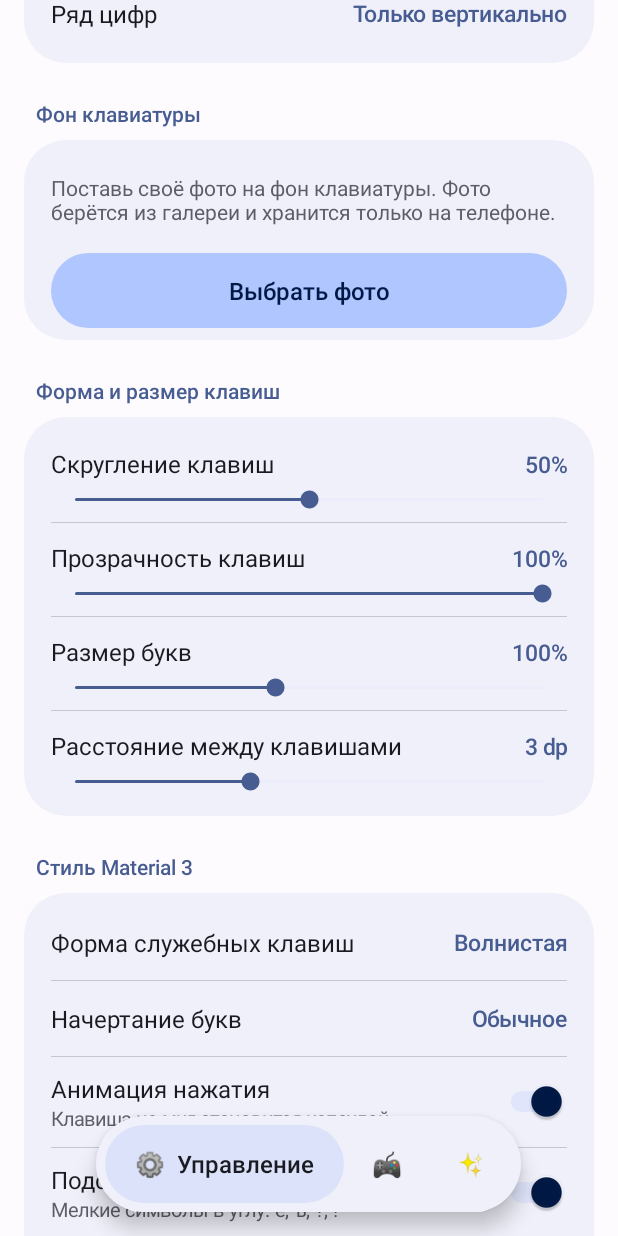
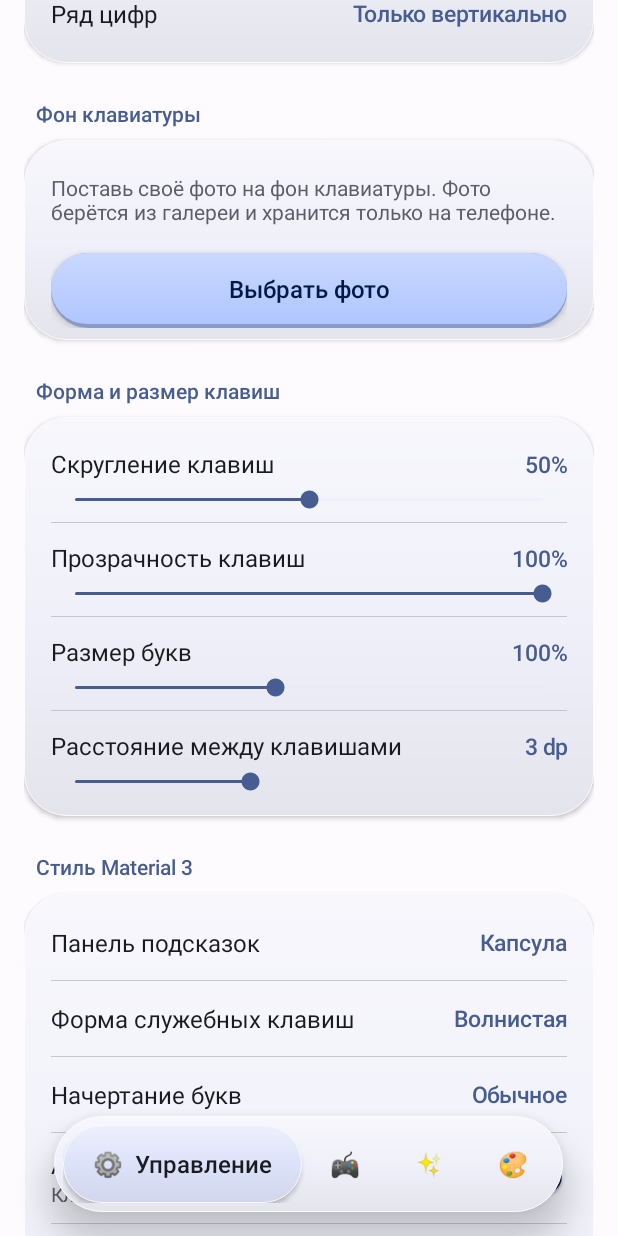
Before and after one commit to lavwer/PixelKeys, an Android app: the screen it shows after launch (SettingsActivity), scrolled down 1730 dp, on a phone screen of 412 x 824 dp. Run offline under Robolectric (Android 15) with nearby library versions, the phone set to English and light mode, and no system bars.

Commit message:
Add files via upload

```diff
--- a/app/build.gradle.kts
+++ b/app/build.gradle.kts
@@ -20,8 +20,8 @@ android {
         applicationId = "com.pixelkeys.keyboard"
         minSdk = 29
         targetSdk = 34
-        versionCode = 18
-        versionName = "3.7"
+        versionCode = 21
+        versionName = "4.0"
     }
 
     compileOptions {
--- a/app/src/main/java/com/pixelkeys/Palette.kt
+++ b/app/src/main/java/com/pixelkeys/Palette.kt
@@ -23,7 +23,7 @@ class Palette(private val ctx: Context, mode: Int = 0, ignorePhoto: Boolean = fa
         fun signature(ctx: Context): String {
             val sp = ctx.getSharedPreferences("ui", Context.MODE_PRIVATE)
             val keys = listOf("theme", "height", "radius", "keyalpha", "textsize", "gap", "vibrate", "sound", "bgblur", "bgdim",
-                "font", "shape", "morph", "hints", "bubble", "bpad", "hpad", "hue", "sat", "fxon", "fx", "dev", "devrow", "dh", "rainbow", "fxdur", "fxpow", "aggr", "ny", "nygar", "nyedge", "nysnow", "nyfx", "nytheme", "fall", "fallamt", "fallspd", "fallwind")
+                "font", "shape", "morph", "hints", "bubble", "bpad", "hpad", "hue", "sat", "fxon", "fx", "dev", "devrow", "dh", "rainbow", "fxdur", "fxpow", "aggr", "ny", "nygar", "nyedge", "nysnow", "nyfx", "nytheme", "fall", "fallamt", "fallspd", "fallwind", "sugstyle")
             return keys.joinToString(",") { sp.getInt(it, -1).toString() } + "," + BgStore.stamp(ctx)
         }
     }
@@ -44,6 +44,9 @@ class Palette(private val ctx: Context, mode: Int = 0, ignorePhoto: Boolean = fa
     val nySnow = ny && sp.getInt("nysnow", 0) == 0                    // лёгкий снегопад
     val nyFx = if (ny) sp.getInt("nyfx", 1).coerceIn(0, 5) else 0     // 0 = как в настройках, 1..5 = новогодние эффекты
     private val festive = ny && sp.getInt("nytheme", 0) == 0          // ёлочные цвета
+
+    // ---- панель подсказок: 0 = капсула, 1 = чипы в стиле ма3 ----
+    val sugStyle = sp.getInt("sugstyle", 0).coerceIn(0, 1)
 
     // ---- посыпки: 0 = выкл, 1 = снег, 2 = листья, 3 = вода, 4 = весна ----
     val fall = sp.getInt("fall", 0).coerceIn(0, 4)
--- a/app/src/main/java/com/pixelkeys/SettingsActivity.kt
+++ b/app/src/main/java/com/pixelkeys/SettingsActivity.kt
@@ -51,6 +51,7 @@ class SettingsActivity : Activity() {
     private var practice: PracticePage? = null
     private var practiceView: View? = null
     private var fallView: View? = null
+    private var presetsView: View? = null
     private var fallDirty = false
 
     private val liveKeys = setOf("fxon", "morph", "hints", "bubble", "rainbow", "devrow", "ny", "nygar", "nyedge", "nysnow", "nytheme")
@@ -61,9 +62,9 @@ class SettingsActivity : Activity() {
         "theme", "height", "punct", "t9", "autocorr", "autoany", "numrow", "minimal",
         "radius", "keyalpha", "textsize", "gap", "vibrate", "sound", "fxon", "fx", "font", "shape", "morph", "hints",
         "bubble", "bpad", "hpad", "hue", "sat", "dh", "devrow", "rainbow", "fxdur", "fxpow", "aggr",
-        "ny", "nygar", "nyedge", "nysnow", "nyfx", "nytheme", "fall", "fallamt", "fallspd", "fallwind"
+        "ny", "nygar", "nyedge", "nysnow", "nyfx", "nytheme", "fall", "fallamt", "fallspd", "fallwind", "sugstyle"
     )
-    private val codeMax = mapOf("theme" to 10, "height" to 3, "numrow" to 2, "shape" to 2, "font" to 2, "fx" to 7, "nyfx" to 5, "fall" to 4)
+    private val codeMax = mapOf("theme" to 10, "height" to 3, "numrow" to 2, "shape" to 2, "font" to 2, "fx" to 7, "nyfx" to 5, "fall" to 4, "sugstyle" to 1)
 
     override fun onCreate(savedInstanceState: Bundle?) {
         super.onCreate(savedInstanceState)
@@ -104,7 +105,8 @@ class SettingsActivity : Activity() {
     private fun card(): LinearLayout {
         val c = LinearLayout(this)
         c.orientation = LinearLayout.VERTICAL
-        c.background = round(pal.container, 28)
+        c.background = Ui.raised(this, pal.container, pal.night, 28)
+        c.elevation = dp(2).toFloat()
         c.setPadding(dp(18), dp(8), dp(18), dp(8))
         return c
     }
@@ -126,10 +128,12 @@ class SettingsActivity : Activity() {
     private fun pill(text: String, filled: Boolean, onClick: () -> Unit): TextView {
         val t = tv(text, 16f, if (filled) pal.onAction else pal.text, true)
         t.gravity = Gravity.CENTER
-        t.background = round(if (filled) pal.action else pal.tonal, 26)
-        t.setPadding(dp(16), 0, dp(16), 0)
+        t.background = Ui.key3d(this, if (filled) pal.action else pal.tonal, pal.night, 26)
+        t.setPadding(dp(16), 0, dp(16), dp(3))
+        t.elevation = dp(3).toFloat()
         t.setOnClickListener { onClick() }
         ripple(t, 26)
+        Ui.pressable(t)
         return t
     }
 
@@ -151,16 +155,24 @@ class SettingsActivity : Activity() {
     private fun heroButton(text: String, primary: Boolean, onClick: () -> Unit): TextView {
         val t = tv(text, 16f, if (primary) pal.action else pal.onAction, true)
         t.gravity = Gravity.CENTER
-        t.background = round(if (primary) pal.onAction else ((pal.onAction and 0x00FFFFFF) or (0x26 shl 24)), 28)
-        t.setPadding(dp(16), 0, dp(16), 0)
+        if (primary) {
+            t.background = Ui.key3d(this, pal.onAction, pal.night, 28)
+            t.setPadding(dp(16), 0, dp(16), dp(3))
+            t.elevation = dp(3).toFloat()
+        } else {
+            t.background = round((pal.onAction and 0x00FFFFFF) or (0x26 shl 24), 28)
+            t.setPadding(dp(16), 0, dp(16), 0)
+        }
         t.setOnClickListener { onClick() }
         ripple(t, 28)
+        Ui.pressable(t)
         return t
     }
 
     private fun chip(text: String): TextView {
         val t = tv(text, 12f, pal.text, true)
-        t.background = round(pal.tonal, 14)
+        t.background = Ui.raised(this, pal.tonal, pal.night, 14)
+        t.elevation = dp(1).toFloat()
         t.setPadding(dp(12), dp(5), dp(12), dp(5))
         return t
     }
@@ -168,11 +180,13 @@ class SettingsActivity : Activity() {
     private fun featureCard(emoji: String, title: String, desc: String): View {
         val c = LinearLayout(this)
         c.orientation = LinearLayout.VERTICAL
-        c.background = round(pal.container, 26)
+        c.background = Ui.raised(this, pal.container, pal.night, 26)
+        c.elevation = dp(2).toFloat()
         c.setPadding(dp(16), dp(16), dp(16), dp(18))
         val badge = tv(emoji, 22f, pal.text)
         badge.gravity = Gravity.CENTER
-        badge.background = round(pal.tonal, 16)
+        badge.background = Ui.raised(this, pal.tonal, pal.night, 16)
+        badge.elevation = dp(2).toFloat()
         c.addView(badge, LinearLayout.LayoutParams(dp(46), dp(46)))
         val t = tv(title, 16f, pal.text, true)
         t.setPadding(0, dp(12), 0, dp(4))
@@ -285,21 +299,32 @@ class SettingsActivity : Activity() {
             outer.background = CropDrawable(photo)
             roundClip(outer, 28)
         } else {
-            val bg = round(kb.bg, 28)
-            bg.setStroke(dp(2), kb.pressed)
-            outer.background = bg
+            outer.background = Ui.raised(this, kb.bg, kb.night, 28)
+            outer.elevation = dp(4).toFloat()
         }
         outer.setPadding(dp(8), dp(10), dp(8), dp(10))
 
         val cap = LinearLayout(this)
         cap.orientation = LinearLayout.HORIZONTAL
         cap.gravity = Gravity.CENTER
-        cap.background = round(kb.keyA, 20)
-        for (w in listOf("привет", "прикольно", "приятно")) {
-            val t = tv(w, 14f, kb.text)
+        val m3 = kb.sugStyle == 1
+        if (!m3) cap.background = round(kb.keyA, 20)
+        val sugWords = listOf("привет", "прикольно", "приятно")
+        for (i in sugWords.indices) {
+            val t = tv(sugWords[i], 14f, kb.text)
             t.gravity = Gravity.CENTER
             t.maxLines = 1
-            cap.addView(t, LinearLayout.LayoutParams(0, LinearLayout.LayoutParams.MATCH_PARENT, 1f))
+            if (m3) {
+                val g = round(if (i == 0) kb.tonal else Color.TRANSPARENT, 15)
+                if (i != 0) g.setStroke(dp(1), kb.line)
+                t.background = g
+                if (i == 0) t.typeface = Typeface.create("sans-serif-medium", Typeface.NORMAL)
+                val cl = LinearLayout.LayoutParams(0, dp(30), 1f)
+                cl.setMargins(dp(3), 0, dp(3), 0)
+                cap.addView(t, cl)
+            } else {
+                cap.addView(t, LinearLayout.LayoutParams(0, LinearLayout.LayoutParams.MATCH_PARENT, 1f))
+            }
         }
         val capLp = lp(0, dp(34))
         capLp.setMargins(dp(4), 0, dp(4), dp(4))
@@ -447,7 +472,9 @@ class SettingsActivity : Activity() {
         // --- главный блок (hero) ---
         val hero = LinearLayout(this)
         hero.orientation = LinearLayout.VERTICAL
-        hero.background = round(pal.action, 28)
+        hero.background = Ui.glossy(this, pal.action, pal.night, 28)
+        hero.elevation = dp(8).toFloat()
+        Ui.tint(hero, pal.action)
         hero.setPadding(dp(22), dp(26), dp(22), dp(22))
         hero.addView(tv(if (prefs.getInt("ny", 1) == 0) "🎄 Новогодняя клавиатура" else "Клавиатура", 14f, pal.onAction, true))
         val h1 = tv("Печатай быстро.\nНикому не доверяй пароли.", 30f, pal.onAction, true)
@@ -571,6 +598,8 @@ class SettingsActivity : Activity() {
         // --- кастом в стиле ма3 ---
         root.addView(section("Стиль Material 3"))
         val cm3 = card()
+        cm3.addView(choiceRow("Панель подсказок", "sugstyle", listOf("Капсула", "Ма3: чипы"), 0))
+        cm3.addView(divider(), lp(0, dp(1)))
         cm3.addView(choiceRow("Форма служебных клавиш", "shape", listOf("Волнистая", "Скруглённая", "Капсула"), 0))
         cm3.addView(divider(), lp(0, dp(1)))
         cm3.addView(choiceRow("Начертание букв", "font", listOf("Обычное", "Среднее", "Жирное"), 0))
@@ -722,7 +751,8 @@ class SettingsActivity : Activity() {
     private fun addDevSection(root: LinearLayout) {
         val head = LinearLayout(this)
         head.orientation = LinearLayout.VERTICAL
-        head.background = round(pal.tonal, 28)
+        head.background = Ui.raised(this, pal.tonal, pal.night, 28)
+        head.elevation = dp(4).toFloat()
         head.setPadding(dp(20), dp(18), dp(20), dp(18))
         head.addView(tv("🧪 Режим разработчика", 20f, pal.text, true))
         head.addView(tv("Безумные настройки: точная высота, ряд программиста, радужные клавиши, ещё три эффекта, смелость автоисправления и перенос настроек на другой телефон.", 13f, pal.hint).apply { setPadding(0, dp(6), 0, 0) })
@@ -834,6 +864,7 @@ class SettingsActivity : Activity() {
         practice = null          // перекрасится при открытии: цвета темы могли поменяться
         practiceView = null
         fallView = null
+        presetsView = null
         controlsView = controls
         val host = FrameLayout(this)
         host.setBackgroundColor(pal.surface)
@@ -880,23 +911,27 @@ class SettingsActivity : Activity() {
                 practiceView = pg.view()
             }
             holder.addView(practiceView)
-        } else {
+        } else if (p == 2) {
             if (fallView == null) fallView = FallPage(this, pal, prefs) { fallDirty = true }.view()
             holder.addView(fallView)
+        } else {
+            // после применения пресета перерисовываем всё: могла поменяться тема
+            if (presetsView == null) presetsView = PresetsPage(this, pal, prefs) { window.decorView.post { render() } }.view()
+            holder.addView(presetsView)
         }
         updateIsland()
     }
 
-    private val islandIcons = listOf("⚙️", "🎮", "✨")
-    private val islandLabels = listOf("Управление", "Практика", "Посыпки")
+    private val islandIcons = listOf("⚙️", "🎮", "✨", "🎨")
+    private val islandLabels = listOf("Управление", "Практика", "Посыпки", "Пресеты")
 
     private fun buildIsland(): View {
         val box = LinearLayout(this)
         box.orientation = LinearLayout.HORIZONTAL
         box.gravity = Gravity.CENTER_VERTICAL
         box.setPadding(dp(6), dp(6), dp(6), dp(6))
-        box.background = round(pal.container, 32)
-        box.elevation = dp(8).toFloat()
+        box.background = Ui.raised(this, pal.container, pal.night, 32)
+        box.elevation = dp(12).toFloat()
         islandItems.clear()
         for (i in islandIcons.indices) {
             val t = tv(islandIcons[i], 16f, pal.text, true)
@@ -917,13 +952,15 @@ class SettingsActivity : Activity() {
                 t.text = islandIcons[i] + "  " + islandLabels[i]
                 t.minWidth = dp(120)
                 t.setPadding(dp(20), 0, dp(20), 0)
-                t.background = round(pal.tonal, 26)
+                t.background = Ui.raised(this, pal.tonal, pal.night, 26)
+                t.elevation = dp(2).toFloat()
                 t.setTextColor(pal.text)
             } else {
                 t.text = islandIcons[i]
                 t.minWidth = dp(56)
                 t.setPadding(dp(14), 0, dp(14), 0)
                 t.background = null
+                t.elevation = 0f
                 t.setTextColor(pal.hint)
             }
         }
--- /dev/null
+++ b/app/src/main/java/com/pixelkeys/Ui.kt
@@ -0,0 +1,107 @@
+package com.pixelkeys
+
+import android.animation.AnimatorSet
+import android.animation.ObjectAnimator
+import android.animation.StateListAnimator
+import android.content.Context
+import android.graphics.Color
+import android.graphics.drawable.Drawable
+import android.graphics.drawable.GradientDrawable
+import android.graphics.drawable.LayerDrawable
+import android.os.Build
+import android.view.View
+
+/**
+ * Объём в стиле ма3: поверхности с мягким градиентом и светлой кромкой, подъём с тенью,
+ * кнопки как клавиши с нижним бортиком, вдавленные поля ввода и «пружинка» при нажатии.
+ */
+object Ui {
+    fun dp(ctx: Context, v: Int) = (v * ctx.resources.displayMetrics.density).toInt()
+
+    /** Смешивает цвет a с цветом b: t = 0 даёт a, t = 1 даёт b. Прозрачность берётся от a. */
+    fun mix(a: Int, b: Int, t: Float): Int {
+        val r = (Color.red(a) + (Color.red(b) - Color.red(a)) * t).toInt()
+        val g = (Color.green(a) + (Color.green(b) - Color.green(a)) * t).toInt()
+        val bl = (Color.blue(a) + (Color.blue(b) - Color.blue(a)) * t).toInt()
+        return Color.argb(Color.alpha(a), r, g, bl)
+    }
+
+    /** Приподнятая поверхность: светлее сверху, чуть темнее снизу, тонкая светлая кромка. */
+    fun raised(ctx: Context, base: Int, night: Boolean, radiusDp: Int): GradientDrawable {
+        val top = mix(base, Color.WHITE, if (night) 0.08f else 0.5f)
+        val bottom = mix(base, Color.BLACK, if (night) 0.14f else 0.05f)
+        val g = GradientDrawable(GradientDrawable.Orientation.TOP_BOTTOM, intArrayOf(top, base, bottom))
+        g.cornerRadius = dp(ctx, radiusDp).toFloat()
+        g.setStroke(dp(ctx, 1), mix(base, Color.WHITE, if (night) 0.16f else 0.85f))
+        return g
+    }
+
+    /** Глянцевая поверхность по диагонали: для главного блока. */
+    fun glossy(ctx: Context, base: Int, night: Boolean, radiusDp: Int): GradientDrawable {
+        val g = GradientDrawable(
+            GradientDrawable.Orientation.TL_BR,
+            intArrayOf(
+                mix(base, Color.WHITE, if (night) 0.18f else 0.30f),
+                base,
+                mix(base, Color.BLACK, if (night) 0.18f else 0.10f)
+            )
+        )
+        g.cornerRadius = dp(ctx, radiusDp).toFloat()
+        g.setStroke(dp(ctx, 1), mix(base, Color.WHITE, 0.4f))
+        return g
+    }
+
+    /** Вдавленная поверхность: тёмнее сверху, светлее снизу. Для полей ввода. */
+    fun inset(ctx: Context, base: Int, night: Boolean, radiusDp: Int): GradientDrawable {
+        val top = mix(base, Color.BLACK, if (night) 0.25f else 0.07f)
+        val bottom = mix(base, Color.WHITE, if (night) 0.04f else 0.4f)
+        val g = GradientDrawable(GradientDrawable.Orientation.TOP_BOTTOM, intArrayOf(top, bottom))
+        g.cornerRadius = dp(ctx, radiusDp).toFloat()
+        g.setStroke(dp(ctx, 1), mix(base, Color.BLACK, if (night) 0.35f else 0.10f))
+        return g
+    }
+
+    /** Кнопка как клавиша: светлая грань сверху и тёмный бортик снизу. Снизу нужен отступ lipDp у содержимого. */
+    fun key3d(ctx: Context, face: Int, night: Boolean, radiusDp: Int, lipDp: Int = 3): LayerDrawable {
+        val r = dp(ctx, radiusDp).toFloat()
+        val lip = GradientDrawable()
+        lip.setColor(mix(face, Color.BLACK, if (night) 0.35f else 0.22f))
+        lip.cornerRadius = r
+        val top = GradientDrawable(
+            GradientDrawable.Orientation.TOP_BOTTOM,
+            intArrayOf(mix(face, Color.WHITE, if (night) 0.18f else 0.32f), face)
+        )
+        top.cornerRadius = r
+        val ld = LayerDrawable(arrayOf<Drawable>(lip, top))
+        ld.setLayerInset(1, 0, 0, 0, dp(ctx, lipDp))
+        return ld
+    }
+
+    /** Цвет тени (Android 9+): можно сделать цветное свечение под акцентными элементами. */
+    fun tint(v: View, color: Int) {
+        if (Build.VERSION.SDK_INT >= 28) {
+            v.outlineAmbientShadowColor = color
+            v.outlineSpotShadowColor = color
+        }
+    }
+
+    /** Лёгкая «пружинка»: элемент чуть уменьшается, пока его держат. */
+    fun pressable(v: View) {
+        val down = AnimatorSet()
+        down.playTogether(
+            ObjectAnimator.ofFloat(v, View.SCALE_X, 0.97f),
+            ObjectAnimator.ofFloat(v, View.SCALE_Y, 0.97f)
+        )
+        down.duration = 80L
+        val up = AnimatorSet()
+        up.playTogether(
+            ObjectAnimator.ofFloat(v, View.SCALE_X, 1f),
+            ObjectAnimator.ofFloat(v, View.SCALE_Y, 1f)
+        )
+        up.duration = 120L
+        val sla = StateListAnimator()
+        sla.addState(intArrayOf(android.R.attr.state_pressed), down)
+        sla.addState(intArrayOf(), up)
+        v.stateListAnimator = sla
+    }
+}
```
Also changed, not shown: app/src/main/java/com/pixelkeys/FallPage.kt (+13 -5 lines), app/src/main/java/com/pixelkeys/PixelIME.kt (+49 -4 lines), app/src/main/java/com/pixelkeys/Practice.kt (+13 -7 lines), app/src/main/java/com/pixelkeys/Presets.kt (added, +315 -0 lines), 1 other file.
